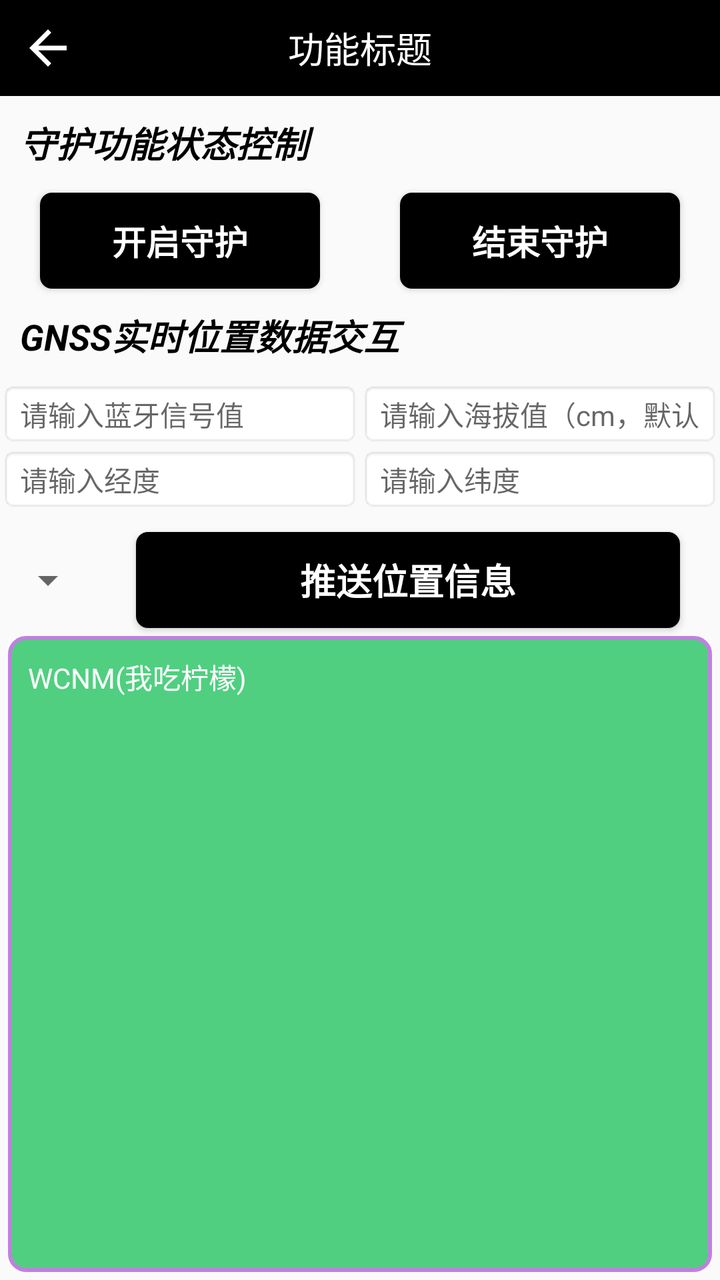
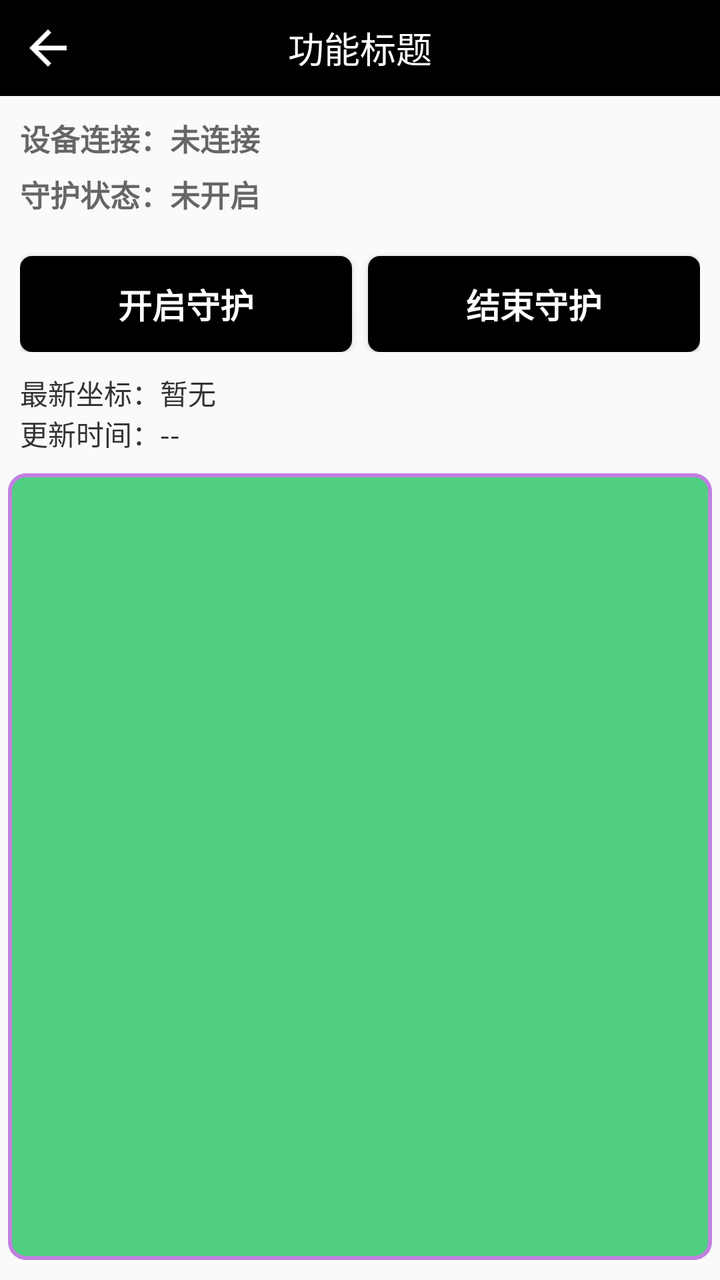

An Android layout rendered at two revisions. The XML below is the earlier revision; the diff shows what the commit changed to produce the second picture.
<!-- AndroidManifest.xml: application theme AppTheme -->
<!-- res/layout/activity_gnss_opt.xml -->
<?xml version="1.0" encoding="utf-8"?>
<androidx.constraintlayout.widget.ConstraintLayout xmlns:android="http://schemas.android.com/apk/res/android"
    android:layout_width="match_parent"
    android:layout_height="match_parent"
    android:fitsSystemWindows="true"
    xmlns:app="http://schemas.android.com/apk/res-auto">

    <TextView
        android:id="@+id/tvTitle"
        app:layout_constraintTop_toTopOf="parent"
        android:background="#000"
        android:textColor="#FFF"
        android:textSize="18sp"
        android:text="亲情安全守护&amp;GNSS双向&amp;SOS求助"
        android:gravity="center"
        android:layout_width="match_parent"
        android:layout_height="48dp"/>

    <include
        android:id="@+id/vTitle"
        layout="@layout/layout_title_bar"
        app:layout_constraintEnd_toEndOf="parent"
        app:layout_constraintStart_toStartOf="parent"
        app:layout_constraintTop_toTopOf="parent"/>

    <TextView
        android:id="@+id/tvSafetyProtection"
        app:layout_constraintTop_toBottomOf="@id/tvTitle"
        android:textColor="#000"
        android:textSize="18sp"
        android:text="守护功能状态控制"
        android:padding="10dp"
        android:textStyle="bold|italic"
        android:layout_width="match_parent"
        android:layout_height="wrap_content"/>

    <Button
        android:id="@+id/btnStartSafetyProtection"
        style="@style/vpButton"
        app:layout_constraintTop_toBottomOf="@id/tvSafetyProtection"
        app:layout_constraintStart_toStartOf="parent"
        app:layout_constraintEnd_toStartOf="@id/btnStopSafetyProtection"
        android:text="开启守护"
        android:layout_marginTop="2dp"
        android:layout_marginStart="20dp"
        android:layout_marginEnd="20dp"
        android:layout_width="0dp"
        android:layout_height="wrap_content"/>

    <Button
        android:id="@+id/btnStopSafetyProtection"
        style="@style/vpButton"
        app:layout_constraintTop_toBottomOf="@id/tvSafetyProtection"
        app:layout_constraintStart_toEndOf="@id/btnStartSafetyProtection"
        app:layout_constraintEnd_toEndOf="parent"
        android:text="结束守护"
        android:layout_marginTop="2dp"
        android:layout_marginStart="20dp"
        android:layout_marginEnd="20dp"
        android:layout_width="0dp"
        android:layout_height="wrap_content"/>

    <TextView
        android:id="@+id/tvGNSS"
        app:layout_constraintTop_toBottomOf="@id/btnStopSafetyProtection"
        android:textColor="#000"
        android:textSize="18sp"
        android:text="GNSS实时位置数据交互"
        android:padding="10dp"
        android:textStyle="bold|italic"
        android:layout_width="match_parent"
        android:layout_height="wrap_content"/>

    <Spinner
        android:id="@+id/spFunction"
        app:layout_constraintStart_toStartOf="parent"
        app:layout_constraintTop_toTopOf="@id/btnPushGnssLocationData"
        app:layout_constraintBottom_toBottomOf="@id/btnPushGnssLocationData"
        android:layout_width="wrap_content"
        android:layout_height="wrap_content"/>

    <EditText
        android:id="@+id/etRSSI"
        style="@style/ProtocolEditText"
        app:layout_constraintStart_toStartOf="parent"
        app:layout_constraintEnd_toStartOf="@id/etAltitude"
        app:layout_constraintTop_toBottomOf="@id/tvGNSS"
        android:hint="请输入蓝牙信号值"
        android:textSize="14sp"
        android:inputType="numberSigned"
        android:layout_width="0dp"
        android:layout_height="wrap_content"/>

    <EditText
        android:id="@+id/etAltitude"
        style="@style/ProtocolEditText"
        app:layout_constraintStart_toEndOf="@id/etRSSI"
        app:layout_constraintTop_toBottomOf="@id/tvGNSS"
        android:hint="请输入海拔值（cm，默认0）"
        android:textSize="14sp"
        android:inputType="numberDecimal"
        app:layout_constraintEnd_toEndOf="parent"
        android:layout_width="0dp"
        android:layout_height="wrap_content"/>

    <EditText
        android:id="@+id/etLng"
        style="@style/ProtocolEditText"
        app:layout_constraintStart_toStartOf="parent"
        app:layout_constraintEnd_toStartOf="@id/etAltitude"
        app:layout_constraintTop_toBottomOf="@id/etRSSI"
        android:hint="请输入经度"
        android:textSize="14sp"
        android:inputType="numberDecimal"
        android:layout_width="0dp"
        android:layout_height="wrap_content"/>

    <EditText
        android:id="@+id/etLat"
        style="@style/ProtocolEditText"
        app:layout_constraintStart_toEndOf="@id/etRSSI"
        app:layout_constraintTop_toBottomOf="@id/etRSSI"
        android:hint="请输入纬度"
        android:textSize="14sp"
        android:inputType="numberDecimal"
        app:layout_constraintEnd_toEndOf="parent"
        android:layout_width="0dp"
        android:layout_height="wrap_content"/>

    <Button
        android:id="@+id/btnPushGnssLocationData"
        style="@style/vpButton"
        app:layout_constraintTop_toBottomOf="@id/etLng"
        app:layout_constraintStart_toEndOf="@id/spFunction"
        app:layout_constraintEnd_toEndOf="parent"
        android:text="推送位置信息"
        android:textSize="18sp"
        android:layout_marginStart="20dp"
        android:layout_marginEnd="20dp"
        android:layout_width="0dp"
        android:layout_height="wrap_content"/>

    <ScrollView
        android:id="@+id/svInfo"
        android:layout_width="match_parent"
        app:layout_constraintStart_toStartOf="parent"
        app:layout_constraintEnd_toEndOf="parent"
        app:layout_constraintTop_toBottomOf="@id/btnPushGnssLocationData"
        app:layout_constraintBottom_toBottomOf="parent"
        android:layout_margin="4dp"
        android:background="@drawable/text_info_bg"
        android:layout_height="0dp">
        <TextView
            android:id="@+id/tvInfo"
            android:padding="10dp"
            android:text="WCNM(我吃柠檬)"
            android:textSize="14dp"
            android:textColor="#fff"
            android:layout_width="match_parent"
            android:layout_height="wrap_content"/>
    </ScrollView>
</androidx.constraintlayout.widget.ConstraintLayout>
<!-- res/layout/layout_title_bar.xml (included above) -->
<?xml version="1.0" encoding="utf-8"?>
<androidx.constraintlayout.widget.ConstraintLayout xmlns:android="http://schemas.android.com/apk/res/android"
    android:layout_width="match_parent"
    xmlns:app="http://schemas.android.com/apk/res-auto"
    android:background="#000"
    android:layout_height="48dp">

    <ImageView
        android:id="@+id/ivBack"
        app:layout_constraintStart_toStartOf="parent"
        app:layout_constraintTop_toTopOf="parent"
        app:layout_constraintBottom_toBottomOf="parent"
        android:src="@drawable/ic_back_arrow"
        android:padding="10dp"
        android:layout_width="48dp"
        android:layout_height="48dp"/>

    <TextView
        android:id="@+id/tvTitle"
        app:layout_constraintStart_toStartOf="parent"
        app:layout_constraintEnd_toEndOf="parent"
        app:layout_constraintTop_toTopOf="parent"
        android:text="功能标题"
        android:textColor="#FFF"
        android:textSize="18sp"
        android:gravity="center"
        app:layout_constraintBottom_toBottomOf="parent"
        android:layout_width="wrap_content"
        android:layout_height="match_parent"/>

    <ImageView
        android:id="@+id/ivSetting"
        app:layout_constraintEnd_toEndOf="parent"
        app:layout_constraintTop_toTopOf="parent"
        app:layout_constraintBottom_toBottomOf="parent"
        android:src="@drawable/icon2_ptt_remind_set2_ltmode"
        android:padding="10dp"
        android:visibility="invisible"
        android:layout_width="48dp"
        android:layout_height="48dp"/>

</androidx.constraintlayout.widget.ConstraintLayout>
<!-- resources referenced by this layout -->
<resources>
  <!-- drawable ic_back_arrow (drawable) -->
  <?xml version="1.0" encoding="utf-8"?>
  <vector xmlns:android="http://schemas.android.com/apk/res/android"
      android:width="24dp"
      android:height="24dp"
      android:viewportWidth="24"
      android:viewportHeight="24"
      android:tint="?attr/colorOnSurface">
      <path
          android:fillColor="@android:color/white"
          android:pathData="M20,11H7.83l5.59,-5.59L12,4l-8,8l8,8l1.41,-1.41L7.83,13H20v-2z"/>
  </vector>
  <!-- drawable icon2_ptt_remind_set2_ltmode: png bitmap (drawable, 1377 bytes) -->
  <!-- drawable text_info_bg (drawable) -->
  <?xml version="1.0" encoding="utf-8"?>
  <shape xmlns:android="http://schemas.android.com/apk/res/android">
      <corners android:radius="8dp"/>
      <stroke android:color="#c080E0" android:width="2dp"/>
      <solid android:color="#50cF80"/>
  </shape>
  <style name="ProtocolEditText">
          <item name="android:layout_width">match_parent</item>
          <item name="android:layout_height">48dp</item>
          <item name="android:textSize">12sp</item>
          <item name="android:textColor">#263238</item>
          <item name="android:background">@android:drawable/editbox_background</item>
          <item name="android:paddingStart">10dp</item>
          <item name="android:paddingEnd">10dp</item>
          <item name="android:gravity">fill_vertical</item>
      </style>
  <style name="vpButton" parent="BlackButton">
          <item name="android:layout_marginStart">20dp</item>
          <item name="android:layout_marginEnd">20dp</item>
          <item name="android:layout_marginTop">10dp</item>
      </style>
  <style name="AppTheme" parent="Theme.AppCompat.Light.NoActionBar">
          
          <item name="colorPrimary">@color/colorPrimary</item>
          <item name="colorPrimaryDark">@color/colorPrimaryDark</item>
          <item name="colorAccent">@color/colorAccent</item>
          
          <item name="android:windowDrawsSystemBarBackgrounds">false</item>
          <item name="android:fitsSystemWindows">true</item>
  
          
          <item name="android:statusBarColor">@color/colorPrimaryDark</item>
  
          
          <item name="android:windowLightStatusBar">true</item>
  
      </style>
  <style name="BlackButton">
          <item name="android:background">@drawable/btn_common</item>
          <item name="android:layout_height">wrap_content</item>
          <item name="android:layout_width">match_parent</item>
          <item name="android:textSize">17sp</item>
          <item name="android:textColor">#FFFFFF</item>
          <item name="android:textStyle">bold</item>
          <item name="android:paddingStart">10dp</item>
          <item name="android:paddingEnd">10dp</item>
      </style>
  <color name="colorPrimary">#3F51B5</color>
  <color name="colorPrimaryDark">#303F9F</color>
  <color name="colorAccent">#FF4081</color>
  <!-- drawable btn_common (drawable) -->
  <?xml version="1.0" encoding="utf-8"?>
  <selector xmlns:android="http://schemas.android.com/apk/res/android">
      <item android:state_selected="true">
          <shape android:shape="rectangle">
              <solid android:color="#000"/>
              <corners android:radius="6dp"/>
          </shape>
      </item>
      <item android:state_pressed="true">
          <shape android:shape="rectangle">
              <solid android:color="#000"/>
              <corners android:radius="6dp"/>
          </shape>
      </item>
      <item android:state_enabled="true">
          <shape android:shape="rectangle">
              <solid android:color="#000"/>
              <corners android:radius="6dp"/>
          </shape>
      </item>
      <item android:state_enabled="false">
          <shape android:shape="rectangle">
              <solid android:color="#999"/>
              <corners android:radius="6dp"/>
          </shape>
      </item>
      <item>
          <shape android:shape="rectangle">
              <solid android:color="#222"/>
              <corners android:radius="6dp"/>
          </shape>
      </item>
  </selector>
</resources>

<!-- the commit's change to res/layout/activity_gnss_opt.xml (unified diff, before → after) -->
@@ -2,19 +2,7 @@
 <androidx.constraintlayout.widget.ConstraintLayout xmlns:android="http://schemas.android.com/apk/res/android"
     android:layout_width="match_parent"
     android:layout_height="match_parent"
-    android:fitsSystemWindows="true"
     xmlns:app="http://schemas.android.com/apk/res-auto">
-
-    <TextView
-        android:id="@+id/tvTitle"
-        app:layout_constraintTop_toTopOf="parent"
-        android:background="#000"
-        android:textColor="#FFF"
-        android:textSize="18sp"
-        android:text="亲情安全守护&amp;GNSS双向&amp;SOS求助"
-        android:gravity="center"
-        android:layout_width="match_parent"
-        android:layout_height="48dp"/>
 
     <include
         android:id="@+id/vTitle"
@@ -24,137 +12,91 @@
         app:layout_constraintTop_toTopOf="parent"/>
 
     <TextView
-        android:id="@+id/tvSafetyProtection"
-        app:layout_constraintTop_toBottomOf="@id/tvTitle"
-        android:textColor="#000"
-        android:textSize="18sp"
-        android:text="守护功能状态控制"
-        android:padding="10dp"
-        android:textStyle="bold|italic"
-        android:layout_width="match_parent"
-        android:layout_height="wrap_content"/>
-
-    <Button
-        android:id="@+id/btnStartSafetyProtection"
-        style="@style/vpButton"
-        app:layout_constraintTop_toBottomOf="@id/tvSafetyProtection"
+        android:id="@+id/tvDeviceState"
+        android:layout_width="wrap_content"
+        android:layout_height="wrap_content"
+        app:layout_constraintTop_toBottomOf="@id/vTitle"
         app:layout_constraintStart_toStartOf="parent"
-        app:layout_constraintEnd_toStartOf="@id/btnStopSafetyProtection"
-        android:text="开启守护"
-        android:layout_marginTop="2dp"
-        android:layout_marginStart="20dp"
-        android:layout_marginEnd="20dp"
-        android:layout_width="0dp"
-        android:layout_height="wrap_content"/>
-
-    <Button
-        android:id="@+id/btnStopSafetyProtection"
-        style="@style/vpButton"
-        app:layout_constraintTop_toBottomOf="@id/tvSafetyProtection"
-        app:layout_constraintStart_toEndOf="@id/btnStartSafetyProtection"
-        app:layout_constraintEnd_toEndOf="parent"
-        android:text="结束守护"
-        android:layout_marginTop="2dp"
-        android:layout_marginStart="20dp"
-        android:layout_marginEnd="20dp"
-        android:layout_width="0dp"
-        android:layout_height="wrap_content"/>
+        android:layout_marginTop="10dp"
+        android:layout_marginStart="10dp"
+        android:text="设备连接：未连接"
+        android:textStyle="bold"
+        android:textSize="15sp"
+        android:textColor="#666666"/>
 
     <TextView
-        android:id="@+id/tvGNSS"
-        app:layout_constraintTop_toBottomOf="@id/btnStopSafetyProtection"
-        android:textColor="#000"
-        android:textSize="18sp"
-        android:text="GNSS实时位置数据交互"
-        android:padding="10dp"
-        android:textStyle="bold|italic"
+        android:id="@+id/tvGuardState"
+        android:layout_width="wrap_content"
+        android:layout_height="wrap_content"
+        app:layout_constraintTop_toBottomOf="@id/tvDeviceState"
+        app:layout_constraintStart_toStartOf="parent"
+        android:layout_marginTop="6dp"
+        android:layout_marginStart="10dp"
+        android:text="守护状态：未开启"
+        android:textStyle="bold"
+        android:textSize="15sp"
+        android:textColor="#666666"/>
+
+    <LinearLayout
+        android:id="@+id/llGuardButtons"
         android:layout_width="match_parent"
-        android:layout_height="wrap_content"/>
+        android:layout_height="wrap_content"
+        app:layout_constraintTop_toBottomOf="@id/tvGuardState"
+        android:layout_marginTop="10dp"
+        android:layout_marginStart="10dp"
+        android:layout_marginEnd="10dp"
+        android:orientation="horizontal">
 
-    <Spinner
-        android:id="@+id/spFunction"
-        app:layout_constraintStart_toStartOf="parent"
-        app:layout_constraintTop_toTopOf="@id/btnPushGnssLocationData"
-        app:layout_constraintBottom_toBottomOf="@id/btnPushGnssLocationData"
-        android:layout_width="wrap_content"
-        android:layout_height="wrap_content"/>
+        <Button
+            android:id="@+id/btnStartSafetyProtection"
+            style="@style/vpButton"
+            android:layout_width="0dp"
+            android:layout_height="wrap_content"
+            android:layout_weight="1"
+            android:layout_marginStart="0dp"
+            android:layout_marginEnd="4dp"
+            android:text="开启守护"/>
 
-    <EditText
-        android:id="@+id/etRSSI"
-        style="@style/ProtocolEditText"
-        app:layout_constraintStart_toStartOf="parent"
-        app:layout_constraintEnd_toStartOf="@id/etAltitude"
-        app:layout_constraintTop_toBottomOf="@id/tvGNSS"
-        android:hint="请输入蓝牙信号值"
+        <Button
+            android:id="@+id/btnStopSafetyProtection"
+            style="@style/vpButton"
+            android:layout_width="0dp"
+            android:layout_height="wrap_content"
+            android:layout_weight="1"
+            android:layout_marginStart="4dp"
+            android:layout_marginEnd="0dp"
+            android:text="结束守护"/>
+    </LinearLayout>
+
+    <TextView
+        android:id="@+id/tvCoordinate"
+        android:layout_width="match_parent"
+        android:layout_height="wrap_content"
+        app:layout_constraintTop_toBottomOf="@id/llGuardButtons"
+        android:layout_marginTop="10dp"
+        android:layout_marginStart="10dp"
+        android:layout_marginEnd="10dp"
+        android:text="最新坐标：暂无\n更新时间：--"
         android:textSize="14sp"
-        android:inputType="numberSigned"
-        android:layout_width="0dp"
-        android:layout_height="wrap_content"/>
-
-    <EditText
-        android:id="@+id/etAltitude"
-        style="@style/ProtocolEditText"
-        app:layout_constraintStart_toEndOf="@id/etRSSI"
-        app:layout_constraintTop_toBottomOf="@id/tvGNSS"
-        android:hint="请输入海拔值（cm，默认0）"
-        android:textSize="14sp"
-        android:inputType="numberDecimal"
-        app:layout_constraintEnd_toEndOf="parent"
-        android:layout_width="0dp"
-        android:layout_height="wrap_content"/>
-
-    <EditText
-        android:id="@+id/etLng"
-        style="@style/ProtocolEditText"
-        app:layout_constraintStart_toStartOf="parent"
-        app:layout_constraintEnd_toStartOf="@id/etAltitude"
-        app:layout_constraintTop_toBottomOf="@id/etRSSI"
-        android:hint="请输入经度"
-        android:textSize="14sp"
-        android:inputType="numberDecimal"
-        android:layout_width="0dp"
-        android:layout_height="wrap_content"/>
-
-    <EditText
-        android:id="@+id/etLat"
-        style="@style/ProtocolEditText"
-        app:layout_constraintStart_toEndOf="@id/etRSSI"
-        app:layout_constraintTop_toBottomOf="@id/etRSSI"
-        android:hint="请输入纬度"
-        android:textSize="14sp"
-        android:inputType="numberDecimal"
-        app:layout_constraintEnd_toEndOf="parent"
-        android:layout_width="0dp"
-        android:layout_height="wrap_content"/>
-
-    <Button
-        android:id="@+id/btnPushGnssLocationData"
-        style="@style/vpButton"
-        app:layout_constraintTop_toBottomOf="@id/etLng"
-        app:layout_constraintStart_toEndOf="@id/spFunction"
-        app:layout_constraintEnd_toEndOf="parent"
-        android:text="推送位置信息"
-        android:textSize="18sp"
-        android:layout_marginStart="20dp"
-        android:layout_marginEnd="20dp"
-        android:layout_width="0dp"
-        android:layout_height="wrap_content"/>
+        android:textColor="#333333"/>
 
     <ScrollView
-        android:id="@+id/svInfo"
+        android:id="@+id/svTestInfo"
         android:layout_width="match_parent"
         app:layout_constraintStart_toStartOf="parent"
         app:layout_constraintEnd_toEndOf="parent"
-        app:layout_constraintTop_toBottomOf="@id/btnPushGnssLocationData"
+        app:layout_constraintTop_toBottomOf="@id/tvCoordinate"
         app:layout_constraintBottom_toBottomOf="parent"
-        android:layout_margin="4dp"
+        android:layout_marginTop="10dp"
+        android:layout_marginStart="4dp"
+        android:layout_marginEnd="4dp"
+        android:layout_marginBottom="10dp"
         android:background="@drawable/text_info_bg"
         android:layout_height="0dp">
         <TextView
-            android:id="@+id/tvInfo"
+            android:id="@+id/tvTestInfo"
             android:padding="10dp"
-            android:text="WCNM(我吃柠檬)"
-            android:textSize="14dp"
+            android:textSize="14sp"
             android:textColor="#fff"
             android:layout_width="match_parent"
             android:layout_height="wrap_content"/>
<!-- resource entries referenced after the edit -->
@@ -20,16 +20,6 @@
       <stroke android:color="#c080E0" android:width="2dp"/>
       <solid android:color="#50cF80"/>
   </shape>
-  <style name="ProtocolEditText">
-          <item name="android:layout_width">match_parent</item>
-          <item name="android:layout_height">48dp</item>
-          <item name="android:textSize">12sp</item>
-          <item name="android:textColor">#263238</item>
-          <item name="android:background">@android:drawable/editbox_background</item>
-          <item name="android:paddingStart">10dp</item>
-          <item name="android:paddingEnd">10dp</item>
-          <item name="android:gravity">fill_vertical</item>
-      </style>
   <style name="vpButton" parent="BlackButton">
           <item name="android:layout_marginStart">20dp</item>
           <item name="android:layout_marginEnd">20dp</item>
